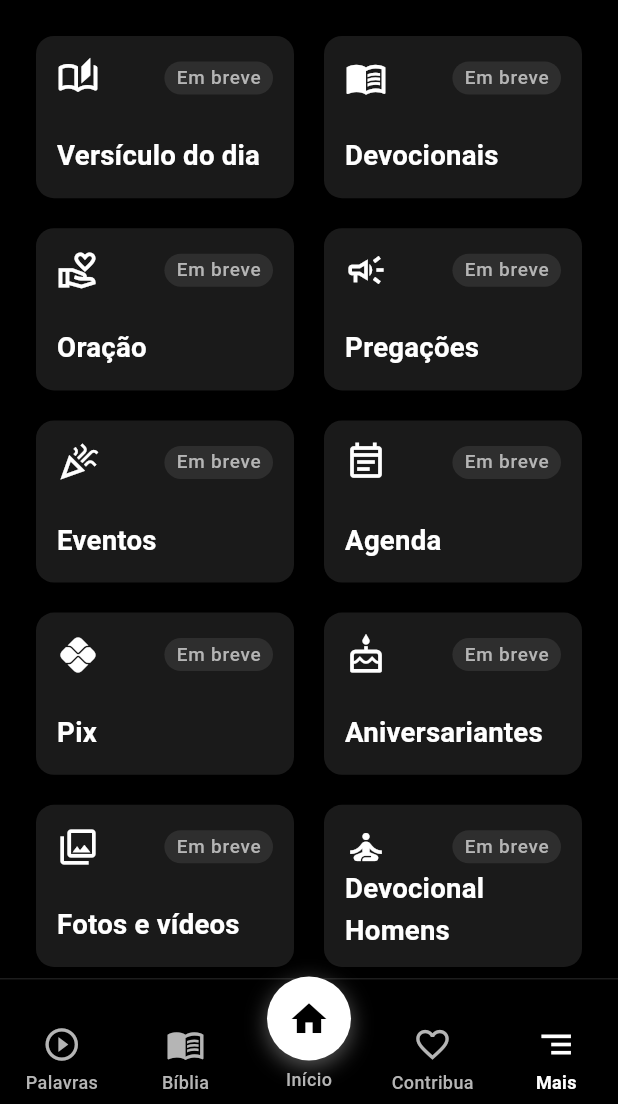
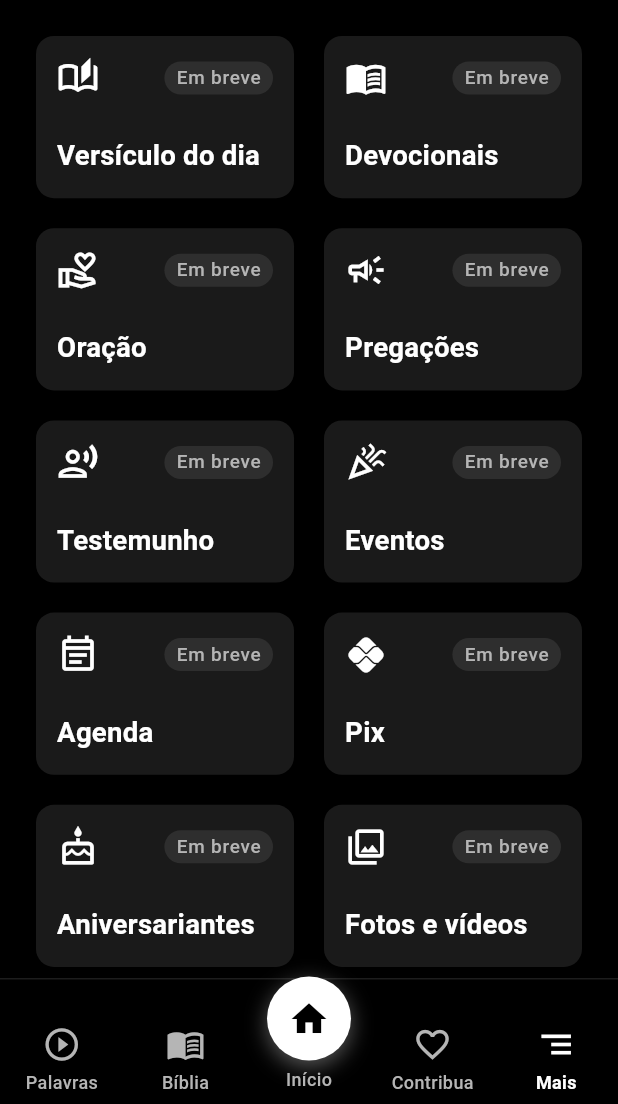
Before and after one commit to wendelcamargos-arch/GOEL-CHURCH, a Flutter app: the MainShell screen opened directly, item 5 of the bottom bar chosen, on a phone screen of 412 x 824 dp, the part 132-1236 px from its top. Run offline on Flutter 3.47's test engine with Material 3 defaults, Android fonts, the phone set to English and light mode, and no system bars; our stand-ins replace supabase_flutter; accounts and stored records are empty.

Commit message:
feat(mais): adiciona 'Testemunho' ao índice de recursos
Novo atalho no menu 'Mais' (estado 'Em breve' até a tela existir).
Ajuste do viewport no teste para acomodar o item extra. Suíte 30/30.

```diff
--- a/lib/features/home/presentation/main_shell.dart
+++ b/lib/features/home/presentation/main_shell.dart
@@ -277,6 +277,7 @@ class _MaisTab extends StatelessWidget {
       _MaisEntry(Icons.menu_book_outlined, 'Devocionais', devocionalBuilder),
       const _MaisEntry(Icons.volunteer_activism_outlined, 'Oração', null),
       const _MaisEntry(Icons.campaign_outlined, 'Pregações', null),
+      const _MaisEntry(Icons.record_voice_over_outlined, 'Testemunho', null),
       const _MaisEntry(Icons.celebration_outlined, 'Eventos', null),
       const _MaisEntry(Icons.event_note_outlined, 'Agenda', null),
       const _MaisEntry(Icons.pix, 'Pix', null),
```
Also changed, not shown: 1 other file.
